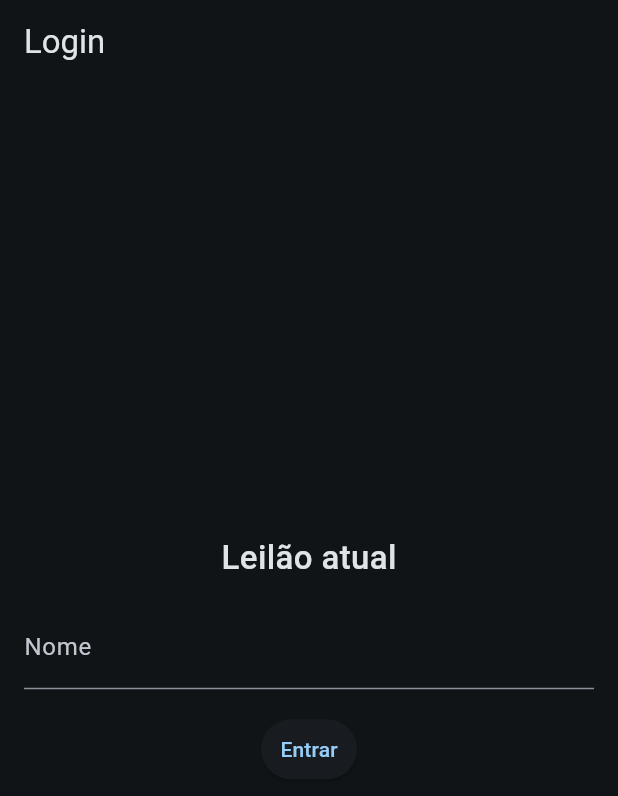
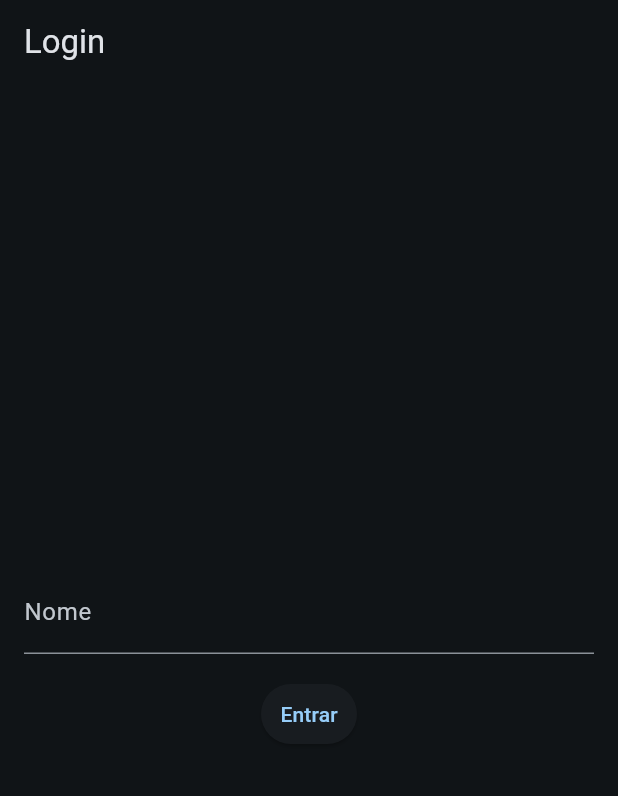
Before and after one commit to OthavioH/leilao_app, a Flutter app: the screen it shows after launch, on a phone screen of 412 x 824 dp. Shown: the top 796 px of the screen. Run offline on Flutter 3.47's test engine with Material 3 defaults, Android fonts, the phone set to English and light mode, and no system bars; our stand-ins replace flutter_dotenv, multicast_dns; missing offline and left inert: udp.

Commit message:
✨ feat: remove unnecessary code

```diff
--- a/lib/login_screen.dart
+++ b/lib/login_screen.dart
@@ -113,14 +113,6 @@ class _LoginScreenState extends State<LoginScreen> {
         child: Column(
           mainAxisAlignment: MainAxisAlignment.center,
           children: [
-            const Text(
-              'Leilão atual',
-              style: TextStyle(
-                fontSize: 22,
-                fontWeight: FontWeight.w500,
-              ),
-            ),
-            const SizedBox(height: 16),
             TextField(
               controller: _nameController,
               decoration: const InputDecoration(labelText: 'Nome'),
--- a/lib/main.dart
+++ b/lib/main.dart
@@ -1,11 +1,13 @@
 import 'dart:developer';
 import 'dart:io';
 
+import 'package:flutter/foundation.dart';
 import 'package:flutter/material.dart';
 import 'package:flutter_dotenv/flutter_dotenv.dart';
 import 'package:leilao_app/login_screen.dart';
 
 void logNetworkInterfaces() {
+  if(kIsWeb) return;
   NetworkInterface.list().then((interfaces) {
     for (var interface in interfaces) {
       log('Interface: ${interface.name}');
```
Also changed, not shown: lib/auction_screen.dart (+14 -22 lines), 1 other file.
